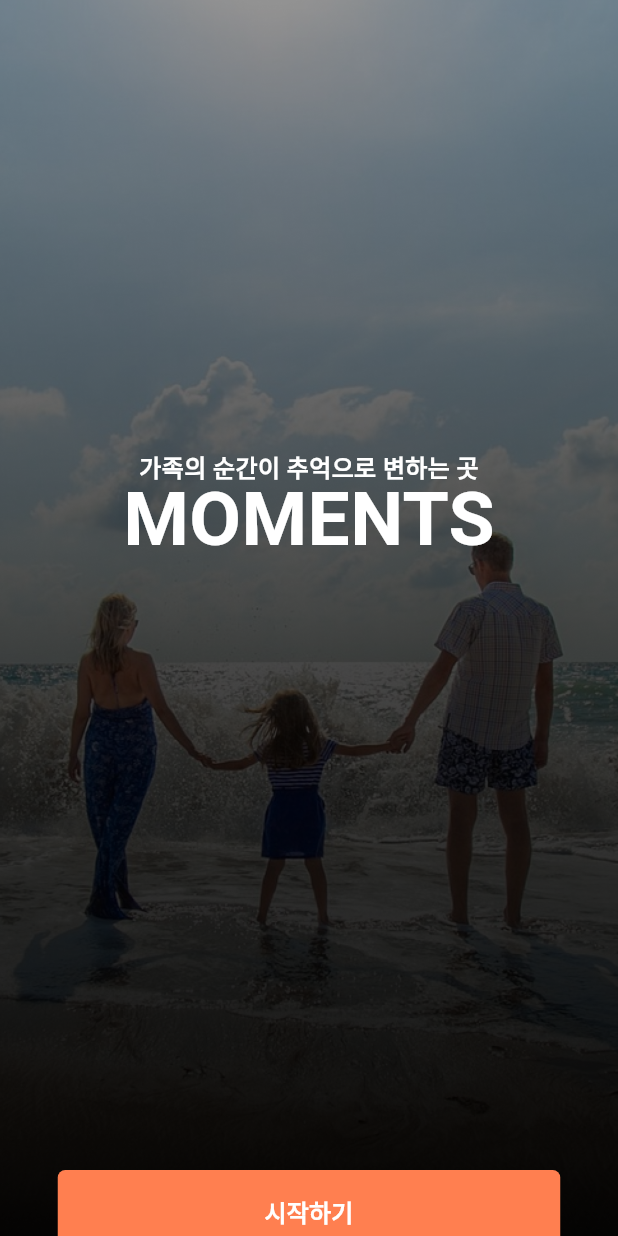
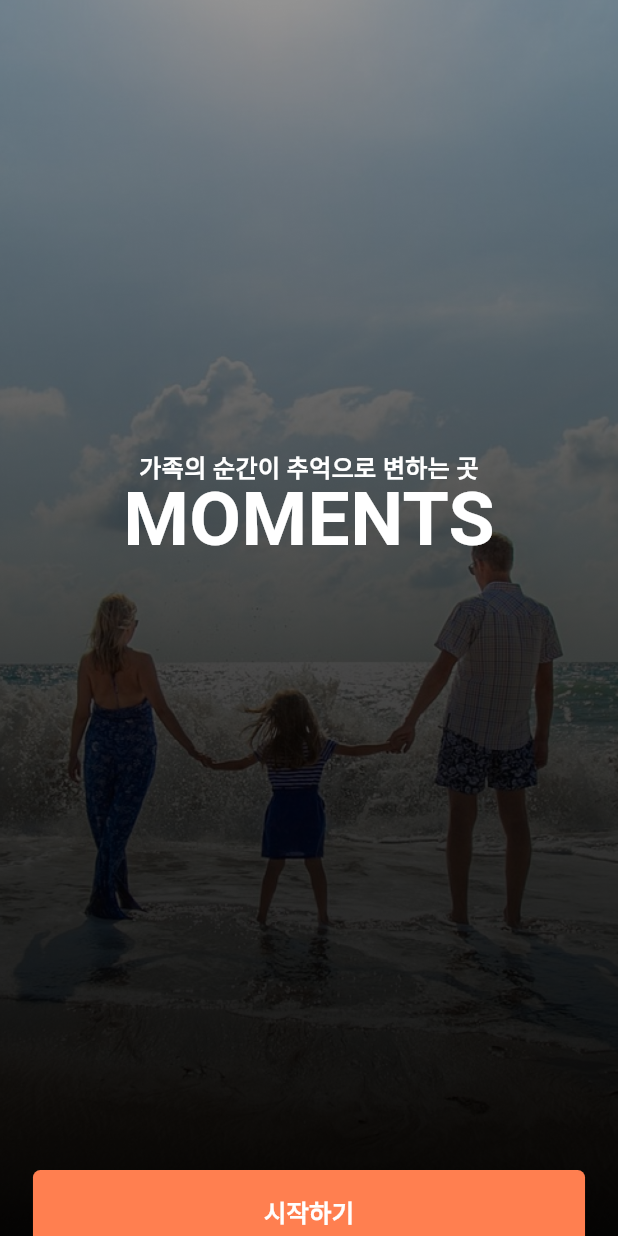
Before and after one commit to sesac-flutter/moments, a Flutter app: the screen it shows after launch, on a phone screen of 412 x 824 dp. Run offline on Flutter 3.47's test engine with Material 3 defaults, Android fonts, the phone set to English and light mode, and no system bars; our stand-ins replace flutter_svg, get_it, go_router; Roboto replaces fonts that are missing (Pretendard).

Commit message:
feat: 하단 네비게이션 바 구현 완료

```diff
--- a/lib/app.dart
+++ b/lib/app.dart
@@ -1,12 +1,14 @@
 import 'package:flutter/material.dart';
 import 'package:moments/config/routes.dart';
 import 'package:moments/ui/styles/color_styles.dart';
+import 'package:moments/ui/styles/size_config.dart';
 
 class MyApp extends StatelessWidget {
   const MyApp({super.key});
 
   @override
   Widget build(BuildContext context) {
+    SizeConfig().init(context);
     return MaterialApp.router(
       title: 'Moments',
       theme: ThemeData(
--- a/lib/config/routes.dart
+++ b/lib/config/routes.dart
@@ -1,5 +1,7 @@
 import 'package:flutter/material.dart';
 import 'package:go_router/go_router.dart';
+import 'package:moments/presentation/main/main_screen.dart';
+import 'package:moments/presentation/main/main_screen_view_model.dart';
 import 'package:moments/presentation/splash/splash_screen.dart';
 import 'package:provider/provider.dart';
 
@@ -11,14 +13,14 @@ class Routes {
           path: '/splash',
           builder: (BuildContext context, GoRouterState state) =>
               const SplashScreen()),
-      // GoRoute(
-      //     path: '/',
-      //     builder: (BuildContext context, GoRouterState state) {
-      //       return ChangeNotifierProvider(
-      //         create: (context) => MainScreenViewModel(),
-      //         child: const MainScreen(),
-      //       );
-      //     }),
+      GoRoute(
+          path: '/',
+          builder: (BuildContext context, GoRouterState state) {
+            return ChangeNotifierProvider(
+              create: (context) => MainScreenViewModel(),
+              child: const MainScreen(),
+            );
+          }),
     ],
   );
 }
--- /dev/null
+++ b/lib/presentation/main/main_screen_view_model.dart
@@ -0,0 +1,32 @@
+import 'package:flutter/material.dart';
+import 'package:moments/presentation/album_main/album_main_screen.dart';
+import 'package:moments/presentation/calendar_main/calendar_main_screen.dart';
+import 'package:moments/presentation/chat_main/chat_main_screen.dart';
+import 'package:moments/presentation/profile_main/profile_main_screen.dart';
+
+class MainScreenViewModel with ChangeNotifier {
+  int _currentIndex = 0;
+  int get currentIndex => _currentIndex;
+  List<Widget> _screens = [];
+  List<Widget> get screens => _screens;
+
+  MainScreenViewModel() {
+    _screens = [
+      const CalendarMainScreen(),
+      const ChatMainScreen(),
+      const AlbumMainScreen(),
+      const ProfileMainScreen(),
+
+      //view모델 생성시 의존성 주입 예시
+      // ChangeNotifierProvider(
+      //   create: (context) => getIt<HomeScreenViewModel>(),
+      //   child: const HomeScreen(),
+      // ),
+    ];
+  }
+
+  void changeIndex(int index) {
+    _currentIndex = index;
+    notifyListeners();
+  }
+}
--- a/lib/ui/common_components/default_btn.dart
+++ b/lib/ui/common_components/default_btn.dart
@@ -1,6 +1,7 @@
 import 'package:flutter/material.dart';
 import 'package:flutter_svg/svg.dart';
 import 'package:moments/ui/styles/color_styles.dart';
+import 'package:moments/ui/styles/size_config.dart';
 
 class DefaultBtn extends StatelessWidget {
   final String text;
@@ -39,8 +40,8 @@ class DefaultBtn extends StatelessWidget {
         backgroundColor:
             isActive ? btnColor ?? ColorStyles.primary : ColorStyles.gray4,
         minimumSize: Size(
-          width ?? 335,
-          height ?? 56,
+          width ?? getWidth(335),
+          height ?? getHeight(56),
         ),
         shape: RoundedRectangleBorder(
           borderRadius: BorderRadius.circular(5),
@@ -53,17 +54,17 @@ class DefaultBtn extends StatelessWidget {
           Text(
             text,
             style: TextStyle(
-              fontSize: fontSize ?? 16,
+              fontSize: fontSize ?? getHeight(16),
               fontFamily: 'Pretendard',
               fontWeight: FontWeight.w600,
             ),
           ),
           if (hasIcon != null) ...[
-            const SizedBox(width: 16),
+            SizedBox(width: getWidth(16)),
             SvgPicture.asset(
               iconPath ?? '',
-              width: iconSize ?? 20,
-              height: iconSize ?? 20,
+              width: iconSize ?? getWidth(20),
+              height: iconSize ?? getHeight(20),
               colorFilter:
                   const ColorFilter.mode(ColorStyles.white, BlendMode.srcIn),
             ),
--- a/lib/ui/styles/color_styles.dart
+++ b/lib/ui/styles/color_styles.dart
@@ -11,4 +11,6 @@ abstract class ColorStyles {
   static const Color primary = Color(0xFFFF7F50);
 
   static const Color secondary = Color(0xFF3E5F8F);
+
+  static const Color background = Color(0xFFF8F8F8);
 }
--- a/pubspec.yaml
+++ b/pubspec.yaml
@@ -65,6 +65,7 @@ dev_dependencies:
 flutter:
   assets:
     - assets/icons/
+    - assets/icons/bottom_navi/
     - assets/images/
 
   # The following line ensures that the Material Icons font is
```
Also changed, not shown: lib/presentation/album_main/album_main_screen.dart (added, +14 -0 lines), lib/presentation/calendar_main/calendar_main_screen.dart (added, +14 -0 lines), lib/presentation/chat_main/chat_main_screen.dart (added, +14 -0 lines), lib/presentation/main/components/bottom_navi_bar.dart (added, +54 -0 lines), lib/presentation/main/main_screen.dart (added, +25 -0 lines), lib/presentation/profile_main/profile_main_screen.dart (added, +14 -0 lines), assets/icons/bottom_navi/album_active.svg (renamed from assets/icons/bottom_tab_bar/album_active.svg), assets/icons/bottom_navi/album_inactive.svg (renamed from assets/icons/bottom_tab_bar/album_inactive.svg), assets/icons/bottom_navi/calendar_active.svg (renamed from assets/icons/bottom_tab_bar/calendar_active.svg), assets/icons/bottom_navi/calendar_inactive.svg (renamed from assets/icons/bottom_tab_bar/calendar_inactive.svg), assets/icons/bottom_navi/chat_active.svg (renamed from assets/icons/bottom_tab_bar/chat_active.svg), assets/icons/bottom_navi/chat_inactive.svg (renamed from assets/icons/bottom_tab_bar/chat_inactive.svg), assets/icons/bottom_navi/profile_active.svg (renamed from assets/icons/bottom_tab_bar/profile_active.svg), assets/icons/bottom_navi/profile_inactive.svg (renamed from assets/icons/bottom_tab_bar/profile_inactive.svg).
